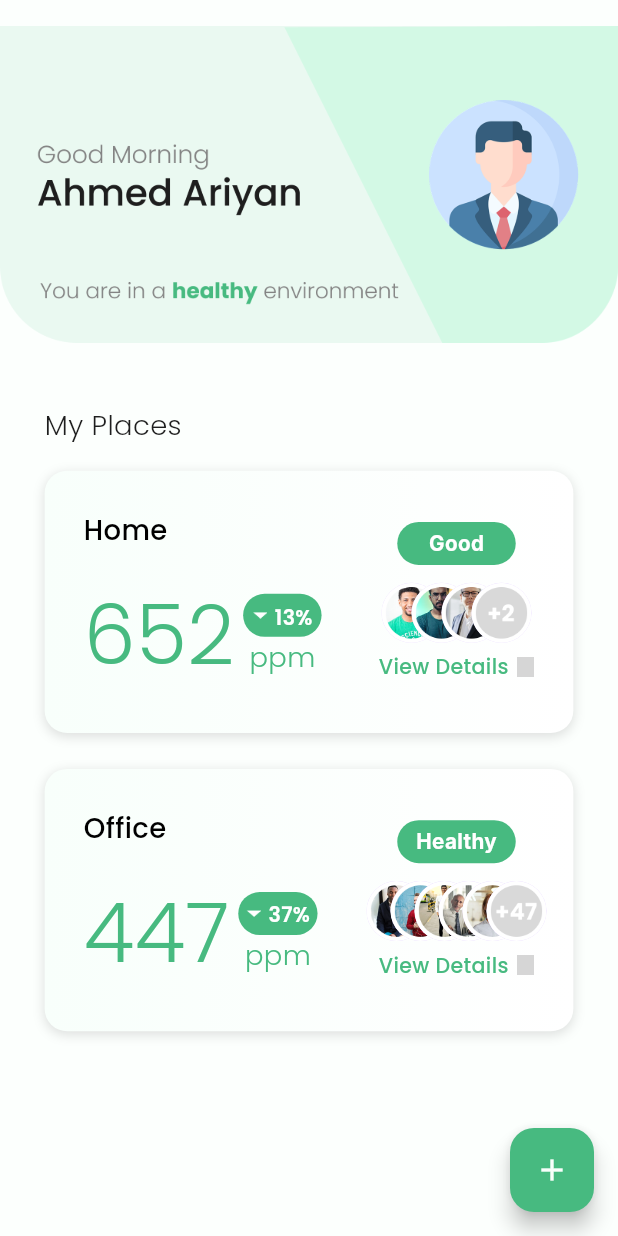
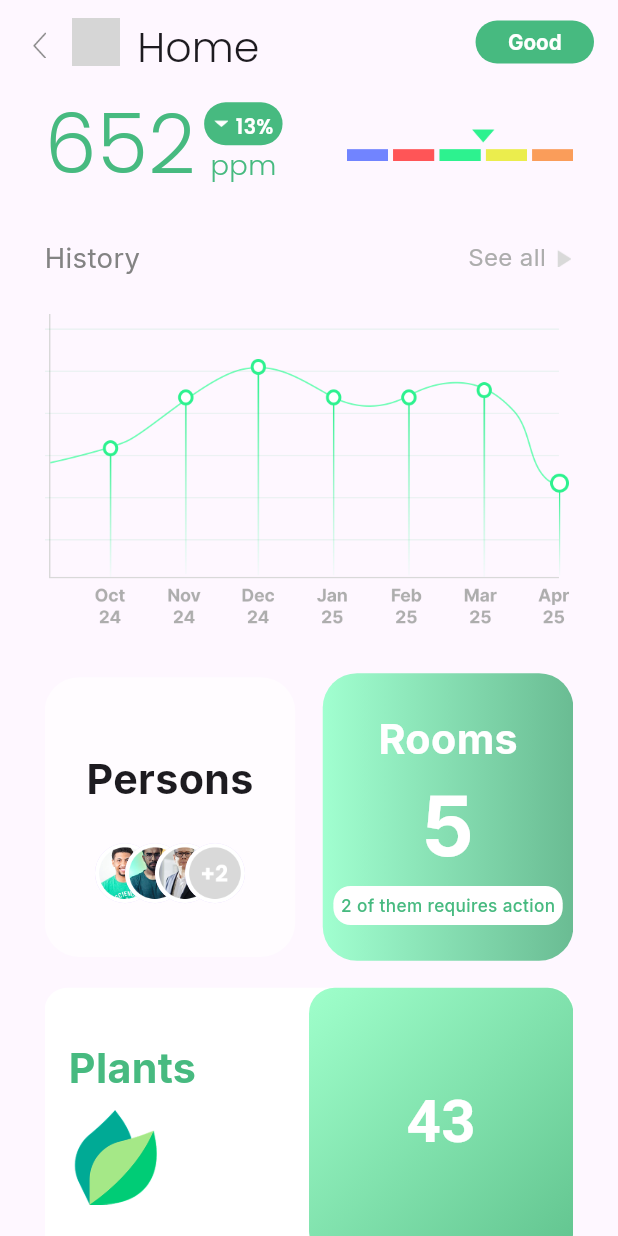
Before and after one commit to pranesh13g/test, a Flutter app: the screen it shows after launch, on a phone screen of 412 x 824 dp. Run offline on Flutter 3.47's test engine with Material 3 defaults, Android fonts, the phone set to English and light mode, and no system bars; our stand-ins replace flutter_screenutil, google_fonts, intl_phone_number_input; grey boxes are pictures that could not be loaded.

Commit message:
home details done

```diff
--- a/lib/assets_helper/app_colors.dart
+++ b/lib/assets_helper/app_colors.dart
@@ -9,4 +9,7 @@ class AppColor {
   static const Color cFCFFFD = Color(0xFFFCFFFD);
   static const Color c1E1E1E = Color(0xFF1E1E1E);
   static const Color cF8FFFB = Color(0xFFF8FFFB);
+  static const Color c838383 = Color(0xFF838383);
+  static const Color cA1FFD0 = Color(0xFFA1FFD0);
+  static const Color c6ABC93 = Color(0xFF6ABC93);
 }
--- a/lib/assets_helper/app_images.dart
+++ b/lib/assets_helper/app_images.dart
@@ -25,6 +25,7 @@ class AppImages {
   static const String greenHome = '$imageRoute/green_home.png';
   static const String leaf = '$imageRoute/leaf.png';
   static const String bar = '$imageRoute/bar.png';
+  static const String graypoly = '$imageRoute/graypoly.png';
 
   static const List<String> groupedImages = [one, two, three, four];
   static const List<String> groupedImages2 = [
--- a/lib/features/Home/details_screen.dart
+++ b/lib/features/Home/details_screen.dart
@@ -0,0 +1,346 @@
+import 'package:flutter/material.dart';
+import 'package:flutter_screenutil/flutter_screenutil.dart';
+import 'package:google_fonts/google_fonts.dart';
+import 'package:test/assets_helper/app_colors.dart';
+import 'package:test/assets_helper/app_images.dart';
+
+class DetailsScreen extends StatefulWidget {
+  const DetailsScreen({super.key});
+
+  @override
+  DetailsScreenState createState() => DetailsScreenState();
+}
+
+class DetailsScreenState extends State<DetailsScreen> {
+  @override
+  Widget build(BuildContext context) {
+    return Scaffold(
+      appBar: AppBar(
+        automaticallyImplyLeading: false,
+        title: Row(
+          children: [
+            Transform.translate(
+              offset: Offset(0, 2),
+              child: Image.asset(
+                AppImages.arrowBack,
+                width: 18.w,
+                height: 15.h,
+              ),
+            ),
+            SizedBox(
+              width: 10.w,
+            ),
+            Image.asset(
+              AppImages.greenHome,
+              height: 28.w,
+              width: 28.w,
+            ),
+            SizedBox(
+              width: 10.w,
+            ),
+            Transform.translate(
+              offset: Offset(0, 4),
+              child: Text(
+                "Home",
+                style: GoogleFonts.poppins(
+                    fontSize: 24.sp, fontWeight: FontWeight.w300),
+              ),
+            ),
+            Spacer(),
+            Container(
+              height: 24.h,
+              width: 69.w,
+              decoration: BoxDecoration(
+                  color: AppColor.c47BA80,
+                  borderRadius: BorderRadius.circular(20)),
+              child: Center(
+                child: Text(
+                  "Good",
+                  style: GoogleFonts.inter(
+                      fontWeight: FontWeight.w700,
+                      fontSize: 12.sp,
+                      color: AppColor.cFFFFFF),
+                ),
+              ),
+            ),
+          ],
+        ),
+      ),
+      body: SafeArea(
+        child: Padding(
+          padding: EdgeInsets.symmetric(
+            horizontal: 26.w,
+          ),
+          child: SingleChildScrollView(
+            child: Column(
+              children: [
+                Row(
+                  mainAxisAlignment: MainAxisAlignment.spaceBetween,
+                  children: [
+                    Column(
+                      children: [
+                        Row(
+                          children: [
+                            Text(
+                              "652",
+                              style: GoogleFonts.poppins(
+                                  fontSize: 48.sp,
+                                  color: AppColor.c47BA80,
+                                  fontWeight: FontWeight.w300),
+                            ),
+                            SizedBox(
+                              width: 5.w,
+                            ),
+                            Column(
+                              children: [
+                                Container(
+                                  padding: EdgeInsetsDirectional.all(6),
+                                  height: 24.h,
+                                  // width: 49.w,
+                                  decoration: BoxDecoration(
+                                      color: AppColor.c47BA80,
+                                      borderRadius: BorderRadius.circular(20)),
+                                  child: Row(
+                                    children: [
+                                      Image.asset(
+                                        AppImages.poly,
+                                        width: 10,
+                                        height: 5.h,
+                                      ),
+                                      SizedBox(
+                                        width: 5,
+                                      ),
+                                      Text(
+                                        "13%",
+                                        style: GoogleFonts.poppins(
+                                            fontWeight: FontWeight.w600,
+                                            fontSize: 12.sp,
+                                            color: AppColor.cFFFFFF),
+                                      )
+                                    ],
+                                  ),
+                                ),
+                                Text(
+                                  "ppm",
+                                  style: GoogleFonts.poppins(
+                                      fontSize: 16.sp,
+                                      fontWeight: FontWeight.w300,
+                                      color: AppColor.c47BA80),
+                                )
+                              ],
+                            )
+                          ],
+                        )
+                      ],
+                    ),
+                    Image.asset(
+                      AppImages.bar,
+                      width: 132.w,
+                      height: 21.h,
+                    )
+                  ],
+                ),
+                SizedBox(
+                  height: 20.h,
+                ),
+                Row(
+                  children: [
+                    Text(
+                      "History",
+                      style: GoogleFonts.inter(
+                          fontSize: 16.sp,
+                          fontWeight: FontWeight.w400,
+                          color: AppColor.c838383),
+                    ),
+                    Spacer(),
+                    Text(
+                      "See all",
+                      style: GoogleFonts.inter(
+                          fontSize: 14.sp,
+                          fontWeight: FontWeight.w400,
+                          color: AppColor.cADADAD),
+                    ),
+                    SizedBox(
+                      width: 5.w,
+                    ),
+                    Image.asset(
+                      AppImages.graypoly,
+                      width: 11.w,
+                      height: 10.h,
+                    ),
+                  ],
+                ),
+                // SizedBox(
+                //   height: 5.h,
+                // ),
+                Image.asset(
+                  AppImages.graph,
+                  height: 216.h,
+                ),
+
+                SizedBox(
+                  height: 5.h,
+                ),
+
+                Row(
+                  mainAxisAlignment: MainAxisAlignment.spaceBetween,
+                  children: [
+                    Expanded(
+                      child: Container(
+                        padding: EdgeInsets.symmetric(
+                            vertical: 30.h, horizontal: 22),
+                        decoration: BoxDecoration(
+                            color: Colors.white60,
+                            borderRadius: BorderRadius.circular(20.r)),
+                        child: Column(
+                          crossAxisAlignment: CrossAxisAlignment.center,
+                          children: [
+                            SizedBox(height: 10.h),
+                            Text(
+                              "Persons",
+                              style: GoogleFonts.inter(
+                                  fontWeight: FontWeight.w700, fontSize: 24.sp),
+                            ),
+                            SizedBox(height: 20.h),
+                            Row(
+                              mainAxisAlignment: MainAxisAlignment.center,
+                              children: [
+                                for (int i = 0;
+                                    i < AppImages.groupedImages.length;
+                                    i++)
+                                  Align(
+                                    widthFactor: 0.5,
+                                    child: CircleAvatar(
+                                      backgroundImage: AssetImage(
+                                          AppImages.groupedImages[i]),
+                                    ),
+                                  ),
+                              ],
+                            ),
+                          ],
+                        ),
+                      ),
+                    ),
+                    SizedBox(width: 16.w), // spacing between the two containers
+                    Expanded(
+                      child: Container(
+                        padding:
+                            EdgeInsets.symmetric(vertical: 20.h, horizontal: 5),
+                        decoration: BoxDecoration(
+                            gradient: LinearGradient(
+                                colors: [AppColor.cA1FFD0, AppColor.c6ABC93]),
+                            borderRadius: BorderRadius.circular(20.r)),
+                        child: Column(
+                          crossAxisAlignment: CrossAxisAlignment.center,
+                          mainAxisAlignment: MainAxisAlignment.spaceBetween,
+                          children: [
+                            Text(
+                              "Rooms",
+                              style: GoogleFonts.inter(
+                                  fontWeight: FontWeight.w700,
+                                  fontSize: 24.sp,
+                                  color: AppColor.cFFFFFF),
+                            ),
+                            Text(
+                              "5",
+                              style: GoogleFonts.inter(
+                                  fontWeight: FontWeight.w700,
+                                  fontSize: 48.sp,
+                                  color: AppColor.cFFFFFF),
+                            ),
+                            Container(
+                              padding: EdgeInsets.all(5),
+                              decoration: BoxDecoration(
+                                  color: AppColor.cFFFFFF,
+                                  borderRadius: BorderRadius.circular(10.r)),
+                              child: Text("2 of them requires action",
+                                  style: GoogleFonts.inter(
+                                      fontSize: 10.sp,
+                                      fontWeight: FontWeight.w500,
+                                      color: AppColor.c47BA80)),
+                            ),
+                          ],
+                        ),
+                      ),
+                    ),
+                  ],
+                ),
+
+                SizedBox(
+                  height: 15.h,
+                ),
+                Container(
+                  height: 150.h,
+                  decoration: BoxDecoration(
+                    borderRadius: BorderRadius.circular(15),
+                    color: Colors.white,
+                  ),
+                  child: Row(
+                    children: [
+                      // Left side (icon + label)
+                      Expanded(
+                        flex: 1,
+                        child: Padding(
+                          padding: EdgeInsets.symmetric(
+                              horizontal: 16, vertical: 16),
+                          child: Column(
+                            mainAxisAlignment: MainAxisAlignment.center,
+                            crossAxisAlignment: CrossAxisAlignment.start,
+                            children: [
+                              Text("Plants",
+                                  style: GoogleFonts.inter(
+                                      fontWeight: FontWeight.w700,
+                                      fontSize: 24.sp,
+                                      color: AppColor.c47BA80)),
+                              SizedBox(height: 8),
+                              Image.asset(
+                                AppImages.leaf,
+                                height: 55.h,
+                                width: 55.w,
+                              )
+                            ],
+                          ),
+                        ),
+                      ),
+
+                      // Right side (score with gradient background)
+                      Expanded(
+                        flex: 1,
+                        child: Container(
+                          height: 150.h,
+                          width: 161,
+                          decoration: BoxDecoration(
+                            borderRadius: BorderRadius.circular(15.r),
+                            gradient: LinearGradient(
+                              colors: [
+                                Color(0xFF9FFFCB),
+                                Color(0xFF62C48F),
+                              ],
+                              begin: Alignment.topLeft,
+                              end: Alignment.bottomRight,
+                            ),
+                          ),
+                          alignment: Alignment.center,
+                          child: Text(
+                            "43",
+                            style: TextStyle(
+                              fontSize: 40,
+                              fontWeight: FontWeight.bold,
+                              color: Colors.white,
+                            ),
+                          ),
+                        ),
+                      ),
+                    ],
+                  ),
+                ),
+
+                Padding(padding: EdgeInsets.symmetric(vertical: 20.h))
+              ],
+            ),
+          ),
+        ),
+      ),
+    );
+  }
+}
--- a/lib/main.dart
+++ b/lib/main.dart
@@ -1,5 +1,6 @@
 import 'package:flutter/material.dart';
 import 'package:flutter_screenutil/flutter_screenutil.dart';
+import 'package:test/features/Home/details_screen.dart';
 import 'package:test/features/Home/home_screen.dart';
 import 'package:test/features/auth/login_screen.dart';
 import 'package:test/features/auth/signup_screen.dart';
@@ -23,7 +24,7 @@ class MyApp extends StatelessWidget {
       theme: ThemeData(
         useMaterial3: true,
       ),
-      home: HomeScreen(),
+      home: DetailsScreen(),
     );
   }
 }
```
Also changed, not shown: assets/images/graypoly.png (added).
